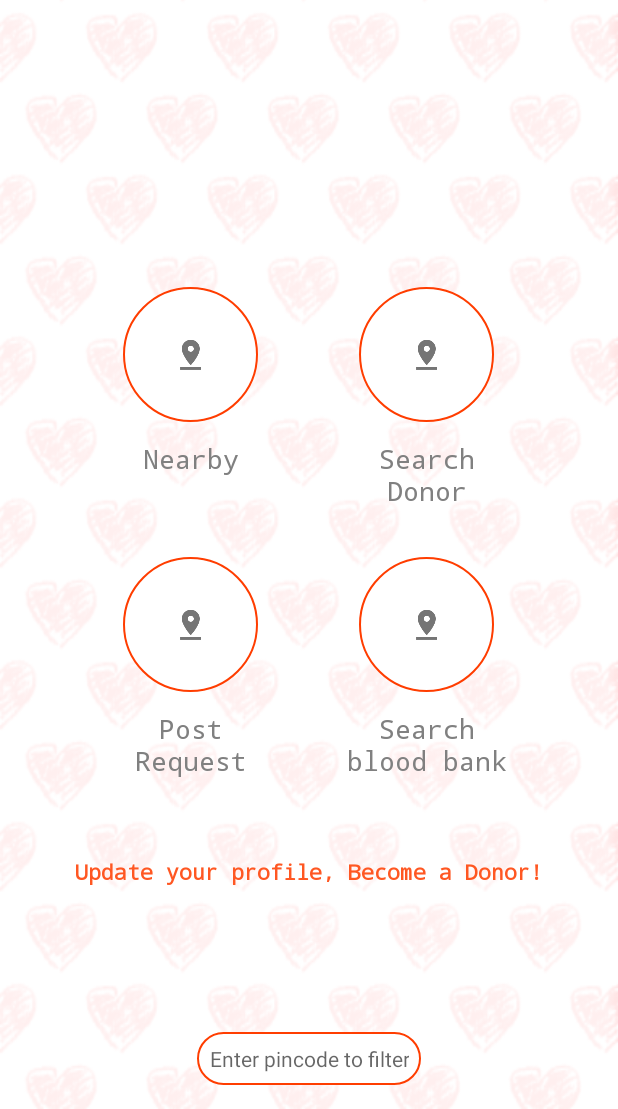
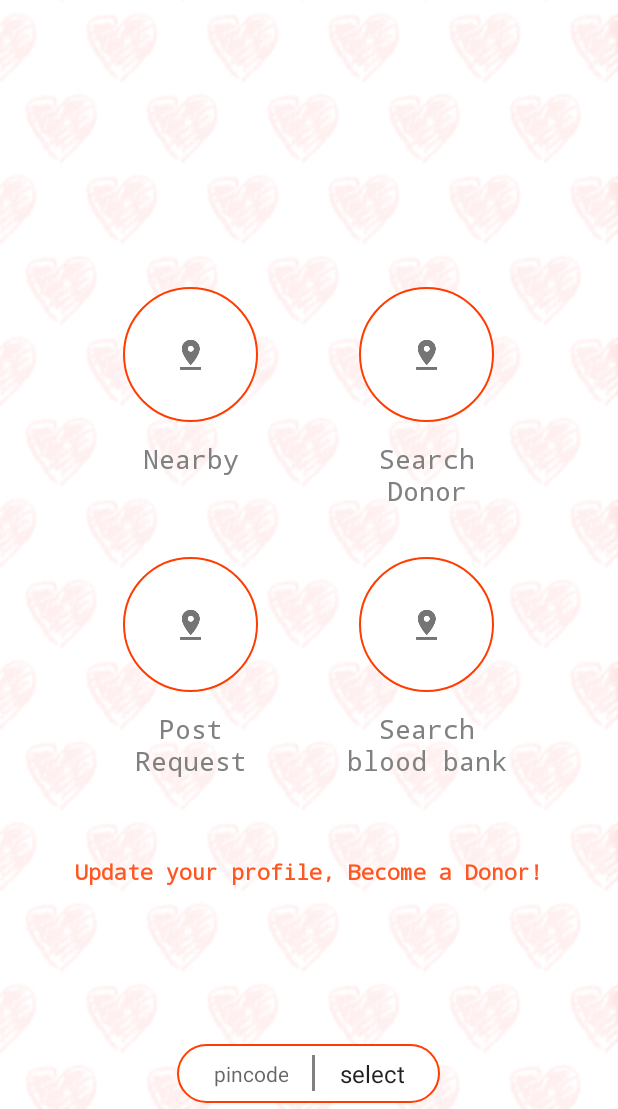
Before and after one commit to vijayendra-kumar-singh/Blood-Bank-System-Android, an Android app: the availableRequests screen opened directly, with no data from a screen before it, on a phone screen of 412 x 824 dp, the part 127-1236 px from its top. Run offline under Robolectric (Android 15) with nearby library versions, the phone set to English and light mode, and no system bars; libraries missing offline, so code that uses them is left out: com.loopj.android, cz.msebera.android.

Commit message:
filter added and expandable view

```diff
--- a/app/src/main/res/layout/activity_available_requests.xml
+++ b/app/src/main/res/layout/activity_available_requests.xml
@@ -4,7 +4,6 @@
     android:layout_width="match_parent"
     android:layout_height="match_parent"
     android:background="@drawable/qwqw"
-    android:padding="12dp"
     tools:context="com.example.mohan.bbms.availableRequests">
 
     <RelativeLayout
@@ -16,7 +15,7 @@
             android:id="@+id/swipeToRefresh"
             android:layout_width="match_parent"
             android:layout_height="wrap_content"
-            android:layout_above="@+id/filterp">
+            android:layout_above="@+id/filterl">
 
             <ExpandableListView
                 android:id="@+id/lvExp"
@@ -27,8 +26,8 @@
 
         </android.support.v4.widget.SwipeRefreshLayout>
 
-        <EditText
-            android:id="@+id/filterp"
+        <LinearLayout
+            android:id="@+id/filterl"
             android:layout_width="wrap_content"
             android:layout_height="wrap_content"
             android:layout_alignParentBottom="true"
@@ -36,16 +35,47 @@
             android:layout_marginBottom="4dp"
             android:layout_marginTop="4dp"
             android:background="@drawable/round_corners2"
-            android:descendantFocusability="beforeDescendants"
-            android:focusableInTouchMode="true"
-            android:hint="Enter pincode to filter"
+            android:paddingBottom="2dp"
+            android:paddingEnd="16dp"
+            android:paddingStart="16dp"
+            android:paddingTop="2dp">
+
+            <EditText
+                android:id="@+id/filterp"
+                android:layout_width="wrap_content"
+                android:layout_height="wrap_content"
+                android:layout_gravity="center_vertical"
+                android:background="@android:color/transparent"
+                android:hint="pincode"
                 android:inputType="number"
                 android:maxLength="6"
                 android:maxLines="1"
                 android:padding="8dp"
                 android:textAlignment="center"
                 android:textAppearance="@android:style/TextAppearance.DeviceDefault.Small"
+                android:textColor="#808080"
+                android:windowSoftInputMode="stateAlwaysHidden" />
+
+            <View
+                android:layout_width="2dp"
+                android:layout_height="24dp"
+                android:layout_gravity="center_vertical"
+                android:layout_marginEnd="8dp"
+                android:layout_marginStart="8dp"
+                android:background="#808080" />
+
+            <Spinner
+                android:id="@+id/fb"
+                android:layout_width="wrap_content"
+                android:layout_height="wrap_content"
+                android:layout_gravity="center_vertical"
+                android:background="@android:color/transparent"
+                android:entries="@array/btype"
+                android:gravity="center_horizontal"
+                android:textAlignment="center"
                 android:textColor="#808080" />
+
+        </LinearLayout>
 
         <RelativeLayout
             android:id="@+id/nd"
--- a/app/src/main/res/values/strings.xml
+++ b/app/src/main/res/values/strings.xml
@@ -4,15 +4,15 @@
     <string name="title_activity_maps_activitylk">Map</string>
 
     <string-array name="btype">
-        <item>Select</item>
+        <item>select</item>
         <item>A +</item>
         <item>A -</item>
-        <item>AB +</item>
-        <item>AB -</item>
         <item>B +</item>
         <item>B -</item>
         <item>O +</item>
         <item>O -</item>
+        <item>AB +</item>
+        <item>AB -</item>
     </string-array>
 
 </resources>
```
Also changed, not shown: app/src/main/java/com/example/mohan/bbms/availableRequests.java (+37 -10 lines). Lines whose indentation alone changed are shown as unchanged.
